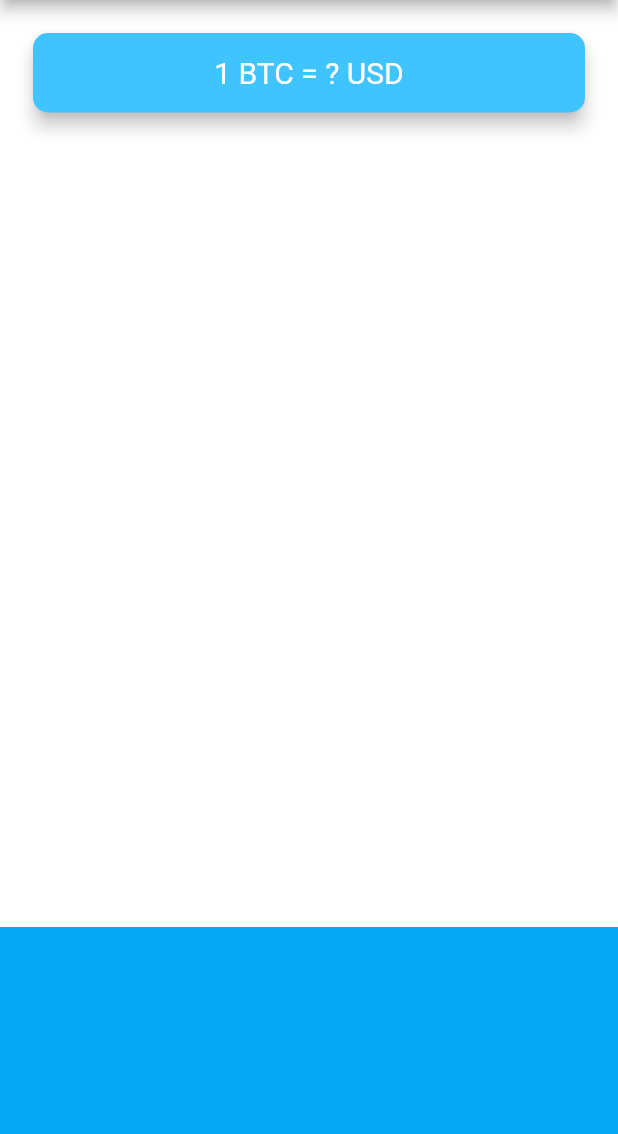
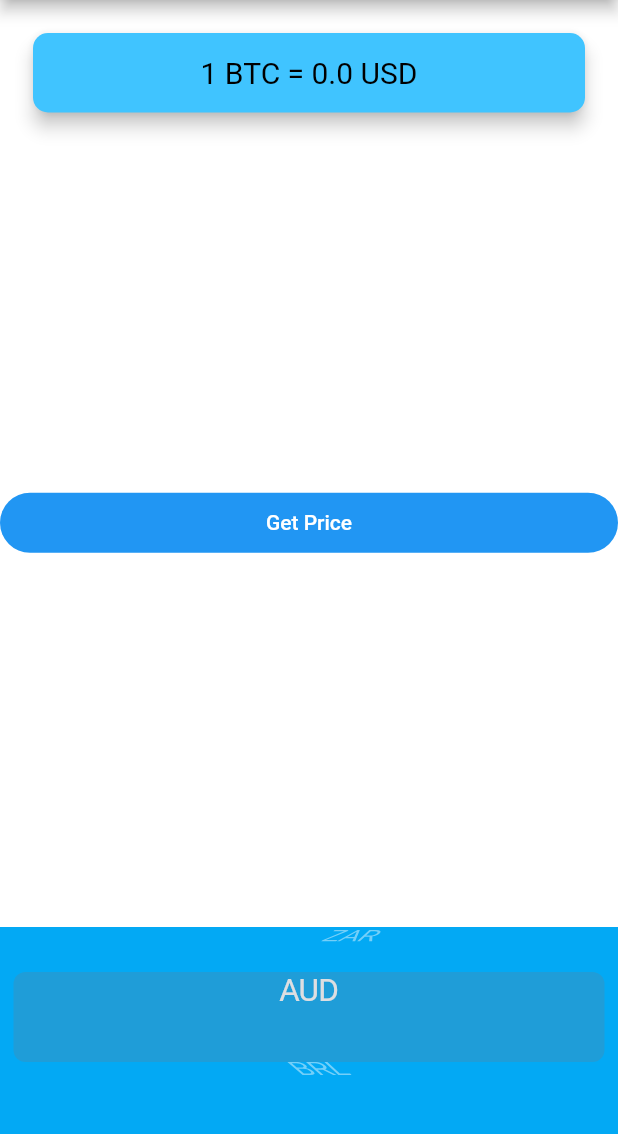
Before and after one commit to szamotine/Bitcoin-Ticker_flutter, a Flutter app: the screen it shows after launch, on a phone screen of 412 x 824 dp, the part 84-1218 px from its top. Run offline on Flutter 3.47's test engine with Material 2 defaults, Android fonts, the phone set to English and light mode, and no system bars.

Commit message:
Added network_helper.dart

```diff
--- a/lib/main.dart
+++ b/lib/main.dart
@@ -1,16 +1,17 @@
 import 'package:flutter/material.dart';
-import 'price_screen.dart';
 
-void main() => runApp(MyApp());
+import 'screens/price_screen.dart';
+
+void main() => runApp(const MyApp());
 
 class MyApp extends StatelessWidget {
+  const MyApp({super.key});
+
   @override
   Widget build(BuildContext context) {
     return MaterialApp(
-      theme: ThemeData.dark().copyWith(
-          primaryColor: Colors.lightBlue,
-          scaffoldBackgroundColor: Colors.white),
-      home: PriceScreen(),
+      theme: ThemeData.dark().copyWith(primaryColor: Colors.lightBlue, scaffoldBackgroundColor: Colors.white),
+      home: const PriceScreen(),
     );
   }
 }
--- a/lib/price_screen.dart
+++ /dev/null
@@ -1,51 +0,0 @@
-import 'package:flutter/material.dart';
-
-class PriceScreen extends StatefulWidget {
-  @override
-  _PriceScreenState createState() => _PriceScreenState();
-}
-
-class _PriceScreenState extends State<PriceScreen> {
-  @override
-  Widget build(BuildContext context) {
-    return Scaffold(
-      appBar: AppBar(
-        title: Text('🤑 Coin Ticker'),
-      ),
-      body: Column(
-        mainAxisAlignment: MainAxisAlignment.spaceBetween,
-        crossAxisAlignment: CrossAxisAlignment.stretch,
-        children: <Widget>[
-          Padding(
-            padding: EdgeInsets.fromLTRB(18.0, 18.0, 18.0, 0),
-            child: Card(
-              color: Colors.lightBlueAccent,
-              elevation: 5.0,
-              shape: RoundedRectangleBorder(
-                borderRadius: BorderRadius.circular(10.0),
-              ),
-              child: Padding(
-                padding: EdgeInsets.symmetric(vertical: 15.0, horizontal: 28.0),
-                child: Text(
-                  '1 BTC = ? USD',
-                  textAlign: TextAlign.center,
-                  style: TextStyle(
-                    fontSize: 20.0,
-                    color: Colors.white,
-                  ),
-                ),
-              ),
-            ),
-          ),
-          Container(
-            height: 150.0,
-            alignment: Alignment.center,
-            padding: EdgeInsets.only(bottom: 30.0),
-            color: Colors.lightBlue,
-            child: null,
-          ),
-        ],
-      ),
-    );
-  }
-}
--- /dev/null
+++ b/lib/screens/price_screen.dart
@@ -0,0 +1,121 @@
+import 'dart:io' show Platform;
+
+import 'package:bitcoin_ticker/services/network_helper.dart';
+import 'package:flutter/cupertino.dart';
+import 'package:flutter/material.dart';
+
+import '../utilities/coin_data.dart';
+import '../utilities/constants.dart';
+
+class PriceScreen extends StatefulWidget {
+  const PriceScreen({super.key});
+
+  @override
+  State<PriceScreen> createState() => _PriceScreenState();
+}
+
+class _PriceScreenState extends State<PriceScreen> {
+  String selectedCurrency = 'USD';
+  late CoinData coinData = CoinData();
+
+  DropdownButton<String> androidDropDown() {
+    List<DropdownMenuItem<String>> dropdownItemsList = [];
+
+    for (String currency in currenciesList) {
+      dropdownItemsList.add(
+        DropdownMenuItem(
+          value: currency,
+          child: Text(currency),
+        ),
+      );
+    }
+
+    return DropdownButton<String>(
+      value: selectedCurrency,
+      items: dropdownItemsList,
+      onChanged: (value) {
+        setState(() {
+          selectedCurrency = value ?? '';
+        });
+      },
+    );
+  }
+
+  CupertinoPicker iOSPicker() {
+    List<Text> pickerItemList = [];
+    for (String currency in currenciesList) {
+      pickerItemList.add(
+        Text(currency),
+      );
+    }
+    return CupertinoPicker(
+      offAxisFraction: -0.75,
+      looping: true,
+      itemExtent: 60,
+      onSelectedItemChanged: (int value) {
+        setState(() {
+          selectedCurrency = currenciesList[value];
+        });
+      },
+      children: pickerItemList,
+    );
+  }
+
+  Widget getPicker() {
+    if (Platform.isIOS) {
+      return iOSPicker();
+    } else {
+      return androidDropDown();
+    }
+  }
+
+  @override
+  Widget build(BuildContext context) {
+    return Scaffold(
+      appBar: AppBar(
+        title: const Text('🤑 Coin Ticker'),
+      ),
+      body: Column(
+        mainAxisAlignment: MainAxisAlignment.spaceBetween,
+        crossAxisAlignment: CrossAxisAlignment.stretch,
+        children: <Widget>[
+          Padding(
+            padding: const EdgeInsets.fromLTRB(18.0, 18.0, 18.0, 0),
+            child: Card(
+              color: Colors.lightBlueAccent,
+              elevation: 5.0,
+              shape: RoundedRectangleBorder(
+                borderRadius: BorderRadius.circular(10.0),
+              ),
+              child: Padding(
+                padding: const EdgeInsets.symmetric(vertical: 15.0, horizontal: 28.0),
+                child: Text(
+                  '1 BTC = ${coinData.price} $selectedCurrency',
+                  textAlign: TextAlign.center,
+                  style: kCoinDataTextStyle,
+                ),
+              ),
+            ),
+          ),
+          FilledButton(
+            onPressed: () async {
+              coinData = NetworkHelper.responseToCoinData(await NetworkHelper.getCurrencyData('BTC', selectedCurrency));
+              // coinData = CoinData.response(await NetworkHelper.getCurrencyData('BTC', selectedCurrency));
+              setState(() {
+                print(coinData.price);
+              });
+            },
+            child: const Text('Get Price'),
+          ),
+          Container(
+            height: 150.0,
+            alignment: Alignment.center,
+            padding: const EdgeInsets.only(bottom: 30.0),
+            color: Colors.lightBlue,
+            child: iOSPicker(),
+          ),
+        ],
+      ),
+    );
+  }
+}
--- /dev/null
+++ b/lib/utilities/coin_data.dart
@@ -0,0 +1,65 @@
+import 'dart:convert';
+
+import 'package:http/http.dart';
+
+const List<String> currenciesList = [
+  'AUD',
+  'BRL',
+  'CAD',
+  'CNY',
+  'EUR',
+  'GBP',
+  'HKD',
+  'IDR',
+  'ILS',
+  'INR',
+  'JPY',
+  'MXN',
+  'NOK',
+  'NZD',
+  'PLN',
+  'RON',
+  'RUB',
+  'SEK',
+  'SGD',
+  'USD',
+  'ZAR'
+];
+
+const List<String> cryptoList = [
+  'BTC',
+  'ETH',
+  'LTC',
+];
+
+class CoinData {
+  late Response response;
+
+  CoinData() {
+    response = Response('', 500);
+    timeStamp = '';
+    coin = '';
+    currency = '';
+    price = 0;
+  }
+
+  CoinData.response(this.response) {
+    data = response.body;
+    var decodedData = jsonDecode(data!);
+    timeStamp = decodedData["time"];
+    coin = decodedData["asset_id_base"];
+    currency = decodedData["asset_id_quote"];
+    price = decodedData["rate"];
+  }
+
+  late final String? data;
+  late final String timeStamp;
+  late final String coin;
+  late final String currency;
+  late final double price;
+
+  @override
+  String toString() {
+    return 'CoinData{timeStamp: $timeStamp, coin: $coin, currency: $currency, price: $price}';
+  }
+}
--- /dev/null
+++ b/lib/utilities/constants.dart
@@ -0,0 +1,6 @@
+import 'package:flutter/material.dart';
+
+const kCoinDataTextStyle = TextStyle(
+  fontSize: 20.0,
+  color: Colors.black,
+);
--- a/pubspec.yaml
+++ b/pubspec.yaml
@@ -35,6 +35,7 @@ dependencies:
   # The following adds the Cupertino Icons font to your application.
   # Use with the CupertinoIcons class for iOS style icons.
   cupertino_icons: ^1.0.2
+  http: ^1.1.0
 
 dev_dependencies:
   flutter_test:
```
Also changed, not shown: lib/coin_data.dart (deleted, +0 -31 lines), lib/services/network_helper.dart (added, +38 -0 lines), pubspec.lock.
